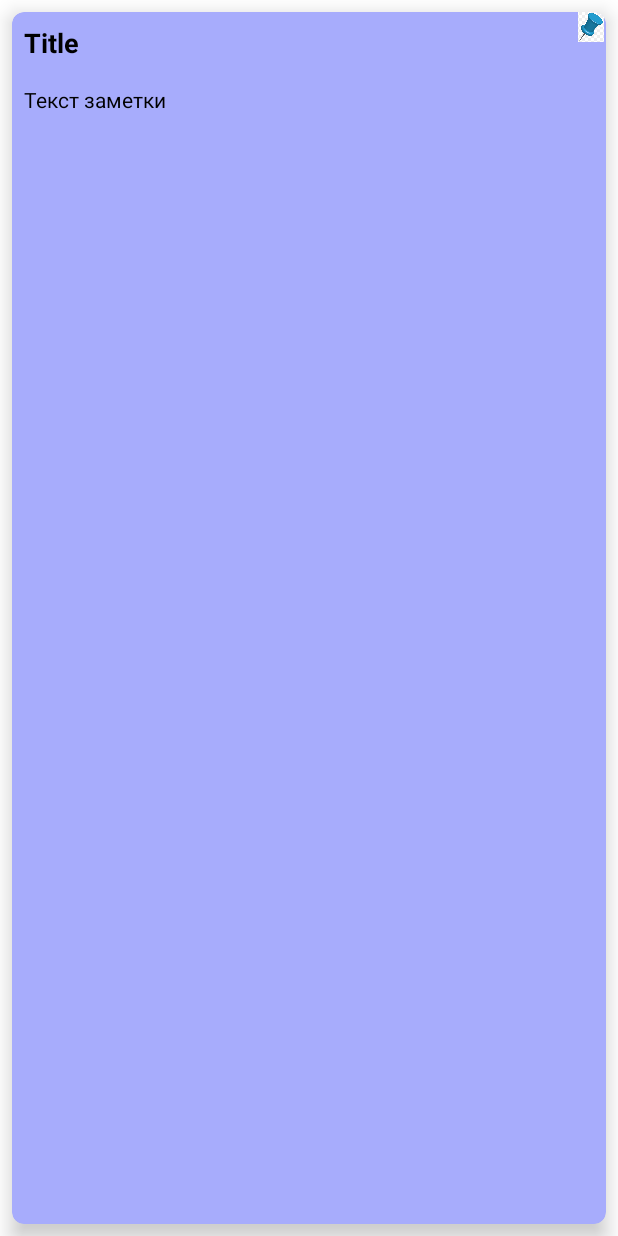
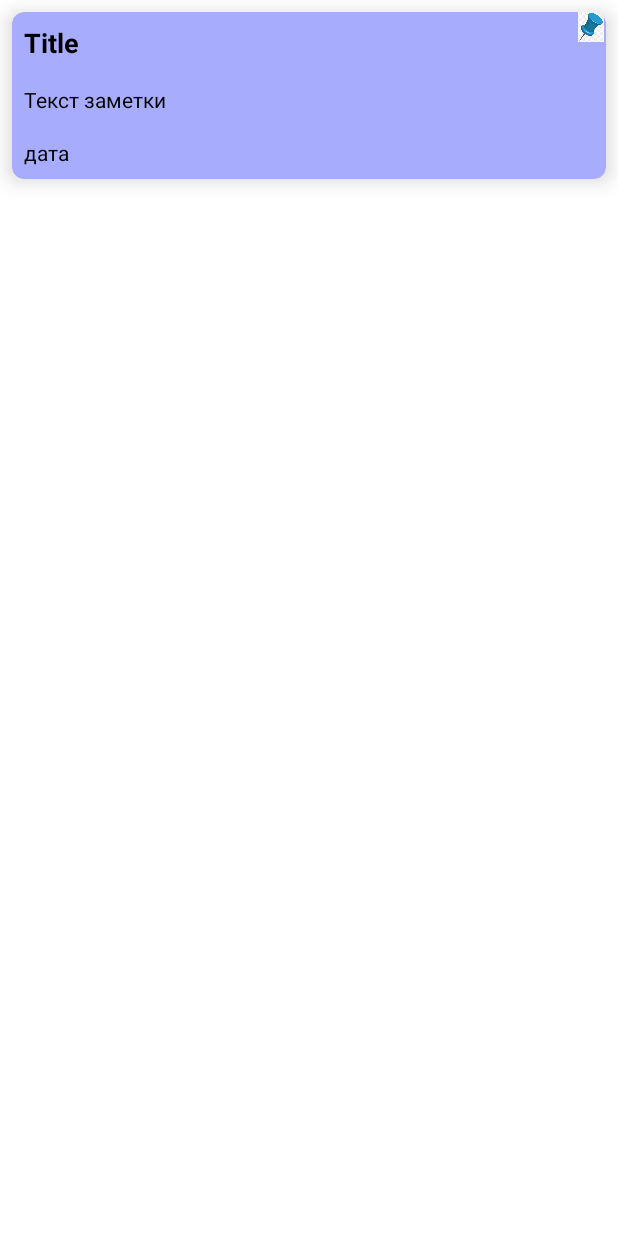
Before and after one commit to Verkir1/Note_App_2, an Android app: the layout notes_list.xml on its own in the app's theme, with its tools: preview values and no code run, on a phone screen of 412 x 824 dp. Run offline under Robolectric (Android 15) with nearby library versions, the phone set to English and light mode, and no system bars.

```diff
--- a/app/src/main/java/com/example/mainpage/Database/RoomDB.java
+++ b/app/src/main/java/com/example/mainpage/Database/RoomDB.java
@@ -12,7 +12,7 @@ import com.example.mainpage.Models.Notes;
 public abstract class RoomDB extends RoomDatabase {
 
     private static RoomDB database;
-    private static String DATABASE_NAME = "NoteApp";
+    private static String DATABASE_NAME = "заметки";
 
     public synchronized static RoomDB getInstance(Context context) {
         if (database == null) {
--- a/app/src/main/res/layout/activity_main.xml
+++ b/app/src/main/res/layout/activity_main.xml
@@ -19,11 +19,15 @@
 
     <com.google.android.material.floatingactionbutton.FloatingActionButton
         android:id="@+id/fab_add"
-        android:layout_margin="26dp"
+
         android:layout_width="wrap_content"
         android:layout_height="wrap_content"
         android:layout_alignParentBottom="true"
         android:layout_alignParentEnd="true"
+        android:layout_marginStart="26dp"
+        android:layout_marginTop="26dp"
+        android:layout_marginEnd="26dp"
+        android:layout_marginBottom="26dp"
         android:src="@drawable/ic_plus_icon"
         tools:ignore="SpeakableTextPresentCheck"
         tools:srcCompat="@drawable/ic_plus_icon"
--- a/app/src/main/res/layout/notes_list.xml
+++ b/app/src/main/res/layout/notes_list.xml
@@ -1,9 +1,8 @@
 <?xml version="1.0" encoding="utf-8"?>
-<androidx.cardview.widget.CardView xmlns:tools="http://schemas.android.com/tools"
-    android:id="@+id/notes_conteiner"
+<androidx.cardview.widget.CardView android:id="@+id/notes_conteiner"
     xmlns:android="http://schemas.android.com/apk/res/android"
     android:layout_width="match_parent"
-    android:layout_height="match_parent"
+    android:layout_height="wrap_content"
     app:cardBackgroundColor="#a7acfc"
     app:cardCornerRadius="8dp"
     android:layout_margin="8dp"
@@ -13,7 +12,7 @@
 
     <LinearLayout
         android:layout_width="match_parent"
-        android:layout_height="77dp"
+        android:layout_height="wrap_content"
         android:orientation="vertical">
 
         <RelativeLayout
@@ -53,6 +52,21 @@
             android:textColor="@color/black"
             android:textSize="14sp"
             android:textStyle="normal" />
+        <TextView
+            android:id="@+id/textView_date"
+            android:layout_width="match_parent"
+            android:layout_height="wrap_content"
+            android:textSize="14sp"
+            android:textStyle="normal"
+            android:padding="8dp"
+            android:text="дата"
+            android:textColor="@color/black"
+            android:maxLines="10"
+            android:ellipsize="marquee"
+            android:marqueeRepeatLimit="marquee_forever"
+            android:scrollHorizontally="true"
+            android:singleLine="true"
+            />
 
 
     </LinearLayout>
--- a/app/src/main/res/values-land/dimens.xml
+++ /dev/null
@@ -1,3 +0,0 @@
-<resources>
-    <dimen name="fab_margin">48dp</dimen>
-</resources>
--- a/app/src/main/res/values-w1240dp/dimens.xml
+++ /dev/null
@@ -1,3 +0,0 @@
-<resources>
-    <dimen name="fab_margin">200dp</dimen>
-</resources>
--- a/app/src/main/res/values-w600dp/dimens.xml
+++ /dev/null
@@ -1,3 +0,0 @@
-<resources>
-    <dimen name="fab_margin">48dp</dimen>
-</resources>
--- a/app/src/main/res/values/dimens.xml
+++ /dev/null
@@ -1,3 +0,0 @@
-<resources>
-    <dimen name="fab_margin">16dp</dimen>
-</resources>
```
Also changed, not shown: app/src/main/java/com/example/mainpage/Adapter/NotesListAdapter.java (+7 -4 lines), app/src/main/java/com/example/mainpage/Database/mainDUO.java (+4 -4 lines), app/src/main/java/com/example/mainpage/MainActivity.java (+24 -9 lines), app/src/main/java/com/example/mainpage/NotesTakerActivity.java (+19 -4 lines), app/src/main/res/menu/menu_main.xml (deleted, +0 -10 lines), app/src/main/res/navigation/nav_graph.xml (deleted, +0 -28 lines), app/src/main/res/values/colors.xml (+7 -5 lines).
